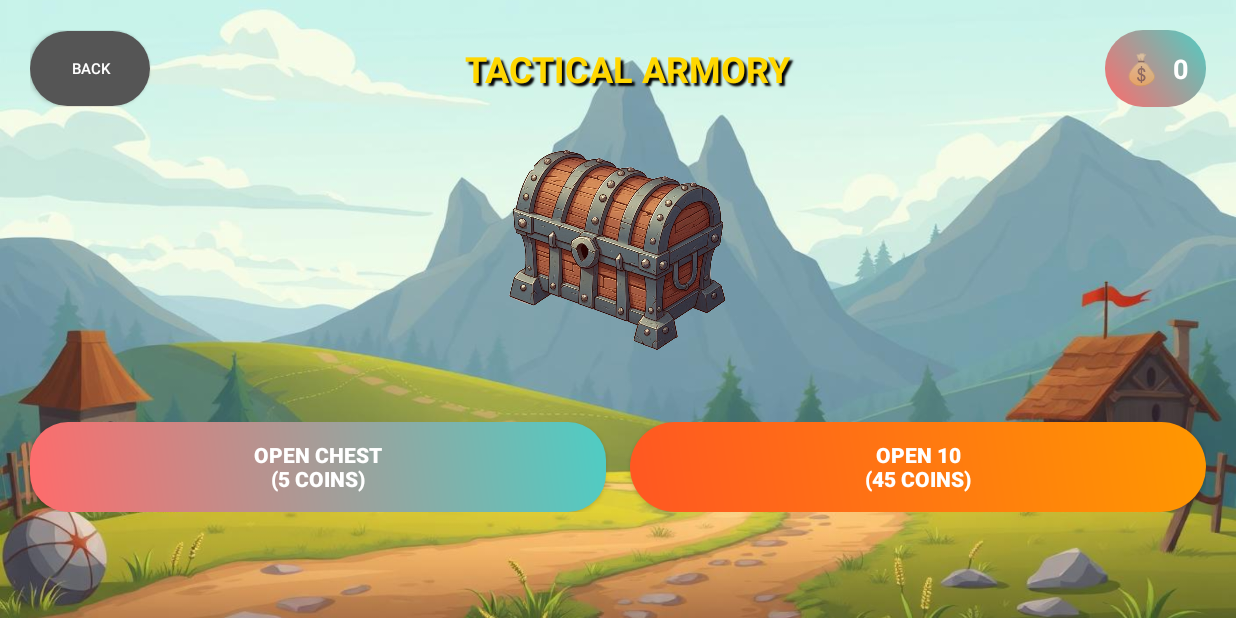
After one commit to RadioactivCake/knight-battle-game, an Android app: the TacticalChestActivity screen opened directly, with no data from a screen before it, on a phone screen of 824 x 412 dp (held sideways). The commit adds this screen. Run offline under Robolectric (Android 15) with nearby library versions, the phone set to English and light mode, and no system bars.

Commit message:
continued working

```diff
--- a/app/src/main/AndroidManifest.xml
+++ b/app/src/main/AndroidManifest.xml
@@ -65,6 +65,11 @@
             android:exported="false"
             android:screenOrientation="landscape"
             android:theme="@style/Theme.AppCompat.Light.NoActionBar" />
+        <activity
+            android:name=".TacticalChestActivity"
+            android:exported="false"
+            android:screenOrientation="landscape"
+            android:theme="@style/Theme.AppCompat.Light.NoActionBar" />
 
     </application>
 
--- a/app/src/main/java/app/ij/game2/Chapter1Fragment.java
+++ b/app/src/main/java/app/ij/game2/Chapter1Fragment.java
@@ -165,7 +165,7 @@ public class Chapter1Fragment extends Fragment {
         });
 
         chapter1ChestButton.setOnClickListener(v -> {
-            Intent intent = new Intent(getActivity(), ChestActivity.class);
+            Intent intent = new Intent(getActivity(), TacticalChestActivity.class);
             startActivity(intent);
         });
 
--- /dev/null
+++ b/app/src/main/java/app/ij/game2/TacticalChestActivity.java
@@ -0,0 +1,258 @@
+package app.ij.game2;
+
+import android.content.SharedPreferences;
+import android.os.Bundle;
+import android.view.View;
+import android.widget.Button;
+import android.widget.ImageView;
+import android.widget.LinearLayout;
+import android.widget.TextView;
+import androidx.appcompat.app.AlertDialog;
+import androidx.appcompat.app.AppCompatActivity;
+import java.util.ArrayList;
+import java.util.List;
+import java.util.Map;
+import java.util.Random;
+
+public class TacticalChestActivity extends AppCompatActivity {
+
+    private Button openChestButton, open10ChestButton, backButton;
+    private ImageView chestImage;
+    private TextView coinDisplay;
+    private SharedPreferences sharedPreferences;
+    private List<TacticalKnightDatabase.TacticalKnightData> availableTacticalKnights;
+
+    @Override
+    protected void onCreate(Bundle savedInstanceState) {
+        super.onCreate(savedInstanceState);
+
+        hideSystemUI();
+        setContentView(R.layout.activity_tactical_chest);
+
+        sharedPreferences = getSharedPreferences("GameData", MODE_PRIVATE);
+
+        initializeUI();
+        initializeAvailableTacticalKnights();
+        updateCoinDisplay();
+    }
+
+    private void hideSystemUI() {
+        getWindow().getDecorView().setSystemUiVisibility(
+                android.view.View.SYSTEM_UI_FLAG_IMMERSIVE_STICKY
+                        | android.view.View.SYSTEM_UI_FLAG_LAYOUT_STABLE
+                        | android.view.View.SYSTEM_UI_FLAG_LAYOUT_HIDE_NAVIGATION
+                        | android.view.View.SYSTEM_UI_FLAG_LAYOUT_FULLSCREEN
+                        | android.view.View.SYSTEM_UI_FLAG_HIDE_NAVIGATION
+                        | android.view.View.SYSTEM_UI_FLAG_FULLSCREEN);
+    }
+
+    @Override
+    public void onWindowFocusChanged(boolean hasFocus) {
+        super.onWindowFocusChanged(hasFocus);
+        if (hasFocus) {
+            hideSystemUI();
+        }
+    }
+
+    private void initializeUI() {
+        openChestButton = findViewById(R.id.openChestButton);
+        open10ChestButton = findViewById(R.id.open10ChestButton);
+        backButton = findViewById(R.id.backButton);
+        chestImage = findViewById(R.id.chestImage);
+        coinDisplay = findViewById(R.id.coinDisplay);
+
+        openChestButton.setOnClickListener(v -> openSingleTacticalChest());
+        open10ChestButton.setOnClickListener(v -> open10TacticalChests());
+        backButton.setOnClickListener(v -> finish());
+    }
+
+    private void initializeAvailableTacticalKnights() {
+        availableTacticalKnights = new ArrayList<>();
+
+        Map<String, TacticalKnightDatabase.TacticalKnightData> allKnights = TacticalKnightDatabase.getAllTacticalKnights();
+
+        for (TacticalKnightDatabase.TacticalKnightData knight : allKnights.values()) {
+            // Include all knights since Axolotl Lord is now Common
+            availableTacticalKnights.add(knight);
+        }
+
+        android.util.Log.d("TacticalChest", "Available tactical knights: " + availableTacticalKnights.size());
+    }
+
+    private void openSingleTacticalChest() {
+        if (!hasEnoughCoins(5)) {
+            showInsufficientCoinsDialog();
+            return;
+        }
+
+        spendCoins(5);
+        TacticalKnightDatabase.TacticalKnightData newKnight = getRandomTacticalKnight();
+        addKnightToCollection(newKnight);
+        showSingleKnightResult(newKnight);
+        updateCoinDisplay();
+    }
+
+    private void open10TacticalChests() {
+        if (!hasEnoughCoins(45)) {
+            showInsufficientCoinsDialog();
+            return;
+        }
+
+        spendCoins(45);
+        List<TacticalKnightDatabase.TacticalKnightData> newKnights = new ArrayList<>();
+
+        for (int i = 0; i < 10; i++) {
+            TacticalKnightDatabase.TacticalKnightData newKnight = getRandomTacticalKnight();
+            addKnightToCollection(newKnight);
+            newKnights.add(newKnight);
+        }
+
+        showMultipleKnightsResult(newKnights);
+        updateCoinDisplay();
+    }
+
+    private TacticalKnightDatabase.TacticalKnightData getRandomTacticalKnight() {
+        Random random = new Random();
+        int randomValue = random.nextInt(100);
+
+        String targetRarity;
+        if (randomValue < 40) {
+            targetRarity = "Common";     // 40%
+        } else if (randomValue < 70) {
+            targetRarity = "Rare";       // 30%
+        } else if (randomValue < 90) {
+            targetRarity = "Epic";       // 20%
+        } else {
+            targetRarity = "Legendary";  // 10%
+        }
+
+        // Get knights of target rarity
+        List<TacticalKnightDatabase.TacticalKnightData> rarityKnights = new ArrayList<>();
+        for (TacticalKnightDatabase.TacticalKnightData knight : availableTacticalKnights) {
+            if (knight.rarity.equals(targetRarity)) {
+                rarityKnights.add(knight);
+            }
+        }
+
+        if (rarityKnights.isEmpty()) {
+            // Fallback to any available knight
+            return availableTacticalKnights.get(random.nextInt(availableTacticalKnights.size()));
+        }
+
+        return rarityKnights.get(random.nextInt(rarityKnights.size()));
+    }
+
+    private void addKnightToCollection(TacticalKnightDatabase.TacticalKnightData knightData) {
+        SharedPreferences.Editor editor = sharedPreferences.edit();
+
+        // Add to Chapter 1 knights collection
+        String ownedChapter1Knights = sharedPreferences.getString("owned_chapter1_knights", "");
+        if (ownedChapter1Knights.isEmpty()) {
+            ownedChapter1Knights = knightData.name;
+        } else if (!ownedChapter1Knights.contains(knightData.name)) {
+            ownedChapter1Knights += "," + knightData.name;
+        }
+        editor.putString("owned_chapter1_knights", ownedChapter1Knights);
+
+        // Store tactical knight data separately from RPG knights
+        editor.putString(knightData.name + "_tactical_rarity", knightData.rarity);
+        editor.putInt(knightData.name + "_hp", knightData.hp);
+        editor.putInt(knightData.name + "_attack", knightData.attack);
+        editor.putInt(knightData.name + "_speed", knightData.speed);
+        editor.putInt(knightData.name + "_actions", knightData.actions);
+
+        // Handle duplicates
+        int currentQuantity = sharedPreferences.getInt(knightData.name + "_quantity", 0);
+        int newQuantity = Math.min(currentQuantity + 1, 11);
+        editor.putInt(knightData.name + "_quantity", newQuantity);
+
+        editor.apply();
+    }
+
+    private void showSingleKnightResult(TacticalKnightDatabase.TacticalKnightData knight) {
+        String rarityColor = getRarityColor(knight.rarity);
+
+        String message = "🎉 Tactical Knight Acquired! 🎉\n\n" +
+                knight.name + " (" + knight.rarity + ")\n\n" +
+                "HP: " + knight.hp + "\n" +
+                "Attack: " + knight.attack + "\n" +
+                "Speed: " + knight.speed + "\n" +
+                "Actions: " + knight.actions + "\n" +
+                "Movement: " + knight.movementStyle.description + "\n" +
+                "Attack Style: " + knight.attackStyle.description;
+
+        new AlertDialog.Builder(this)
+                .setTitle("New Tactical Knight!")
+                .setMessage(message)
+                .setPositiveButton("Continue", null)
+                .show();
+    }
+
+    private void showMultipleKnightsResult(List<TacticalKnightDatabase.TacticalKnightData> knights) {
+        StringBuilder message = new StringBuilder("🎉 10 Tactical Knights Acquired! 🎉\n\n");
+
+        // Show individual knights obtained
+        message.append("Knights Obtained:\n");
+        for (TacticalKnightDatabase.TacticalKnightData knight : knights) {
+            message.append("• ").append(knight.name).append(" (").append(knight.rarity).append(")\n");
+        }
+
+        message.append("\nSummary by Rarity:\n");
+
+        // Count by rarity
+        int common = 0, rare = 0, epic = 0, legendary = 0;
+        for (TacticalKnightDatabase.TacticalKnightData knight : knights) {
+            switch (knight.rarity) {
+                case "Common": common++; break;
+                case "Rare": rare++; break;
+                case "Epic": epic++; break;
+                case "Legendary": legendary++; break;
+            }
+        }
+
+        if (common > 0) message.append("Common: ").append(common).append("\n");
+        if (rare > 0) message.append("Rare: ").append(rare).append("\n");
+        if (epic > 0) message.append("Epic: ").append(epic).append("\n");
+        if (legendary > 0) message.append("Legendary: ").append(legendary).append("\n");
+
+        new AlertDialog.Builder(this)
+                .setTitle("Tactical Armory Haul!")
+                .setMessage(message.toString())
+                .setPositiveButton("Continue", null)
+                .show();
+    }
+
+    private String getRarityColor(String rarity) {
+        switch (rarity) {
+            case "Common": return "#808080";    // Gray
+            case "Rare": return "#0066CC";      // Blue
+            case "Epic": return "#9933CC";      // Purple
+            case "Legendary": return "#FF6600"; // Orange
+            default: return "#FFFFFF";         // White
+        }
+    }
+
+    private boolean hasEnoughCoins(int cost) {
+        return sharedPreferences.getInt("coins", 0) >= cost;
+    }
+
+    private void spendCoins(int amount) {
+        int currentCoins = sharedPreferences.getInt("coins", 0);
+        SharedPreferences.Editor editor = sharedPreferences.edit();
+        editor.putInt("coins", currentCoins - amount);
+        editor.apply();
+    }
+
+    private void updateCoinDisplay() {
+        int coins = sharedPreferences.getInt("coins", 0);
+        coinDisplay.setText(String.valueOf(coins));
+    }
+
+    private void showInsufficientCoinsDialog() {
+        new AlertDialog.Builder(this)
+                .setTitle("Insufficient Coins")
+                .setMessage("You need more coins to open tactical chests.\n\nEarn coins by winning battles in the prolog!")
+                .setPositiveButton("OK", null)
+                .show();
+    }
+}
--- a/app/src/main/java/app/ij/game2/TacticalKnightDatabase.java
+++ b/app/src/main/java/app/ij/game2/TacticalKnightDatabase.java
@@ -14,10 +14,11 @@ public class TacticalKnightDatabase {
         public final int actions;
         public final TacticalKnight.MovementStyle movementStyle;
         public final TacticalKnight.AttackStyle attackStyle;
+        public final String rarity; // Add this field
 
         public TacticalKnightData(String id, String name, int hp, int attack, int speed,
                                   int actions, TacticalKnight.MovementStyle movementStyle,
-                                  TacticalKnight.AttackStyle attackStyle) {
+                                  TacticalKnight.AttackStyle attackStyle, String rarity) {
             this.id = id;
             this.name = name;
             this.hp = hp;
@@ -26,38 +27,92 @@ public class TacticalKnightDatabase {
             this.actions = actions;
             this.movementStyle = movementStyle;
             this.attackStyle = attackStyle;
+            this.rarity = rarity; // Add this line
         }
     }
 
     private static final Map<String, TacticalKnightData> TACTICAL_KNIGHTS = new HashMap<>();
 
     static {
-        // Axolotl Lord - Heavy Infantry
+        // COMMON KNIGHTS (40%)
+        TACTICAL_KNIGHTS.put("royal_guardian", new TacticalKnightData(
+                "royal_guardian", "Royal Guardian",
+                1000, 150, 3, 2,
+                TacticalKnight.MovementStyle.INFANTRY,
+                TacticalKnight.AttackStyle.MELEE,
+                "Common"
+        ));
+
+        TACTICAL_KNIGHTS.put("wind_scout", new TacticalKnightData(
+                "wind_scout", "Wind Scout",
+                300, 120, 9, 4,
+                TacticalKnight.MovementStyle.CAVALRY,
+                TacticalKnight.AttackStyle.MELEE,
+                "Common"
+        ));
+
+        // Make Axolotl Lord common for chest availability
         TACTICAL_KNIGHTS.put("axolotl_lord", new TacticalKnightData(
                 "axolotl_lord", "Axolotl Lord",
                 800, 200, 5, 2,
                 TacticalKnight.MovementStyle.INFANTRY,
-                TacticalKnight.AttackStyle.MELEE
+                TacticalKnight.AttackStyle.MELEE,
+                "Common"
         ));
 
-        // Future Chapter 1 units can be added here
-        // Example: Dragon Knight - Flying unit
+        // RARE KNIGHTS (30%)
+        TACTICAL_KNIGHTS.put("berserker_warrior", new TacticalKnightData(
+                "berserker_warrior", "Berserker Warrior",
+                600, 250, 6, 2,
+                TacticalKnight.MovementStyle.INFANTRY,
+                TacticalKnight.AttackStyle.MELEE,
+                "Rare"
+        ));
+
+        TACTICAL_KNIGHTS.put("royal_archer", new TacticalKnightData(
+                "royal_archer", "Royal Archer",
+                400, 160, 5, 1,
+                TacticalKnight.MovementStyle.INFANTRY,
+                TacticalKnight.AttackStyle.RANGED,
+                "Rare"
+        ));
+
+        // EPIC KNIGHTS (20%)
+        TACTICAL_KNIGHTS.put("spear_knight", new TacticalKnightData(
+                "spear_knight", "Spear Knight",
+                700, 180, 4, 2,
+                TacticalKnight.MovementStyle.INFANTRY,
+                TacticalKnight.AttackStyle.RANGED,
+                "Epic"
+        ));
+
+        TACTICAL_KNIGHTS.put("cavalry_lancer", new TacticalKnightData(
+                "cavalry_lancer", "Cavalry Lancer",
+                650, 200, 7, 3,
+                TacticalKnight.MovementStyle.CAVALRY,
+                TacticalKnight.AttackStyle.MELEE,
+                "Epic"
+        ));
+
+        // LEGENDARY KNIGHTS (10%)
         TACTICAL_KNIGHTS.put("dragon_knight", new TacticalKnightData(
                 "dragon_knight", "Dragon Knight",
-                600, 180, 8, 2,
+                800, 190, 8, 4,
                 TacticalKnight.MovementStyle.FLYING,
-                TacticalKnight.AttackStyle.RANGED
+                TacticalKnight.AttackStyle.MELEE,
+                "Legendary"
         ));
 
-        // Example: Archer - Ranged unit
-        TACTICAL_KNIGHTS.put("royal_archer", new TacticalKnightData(
-                "royal_archer", "Royal Archer",
-                400, 150, 6, 1,
+        TACTICAL_KNIGHTS.put("fire_mage", new TacticalKnightData(
+                "fire_mage", "Fire Mage",
+                350, 220, 4, 1,
                 TacticalKnight.MovementStyle.INFANTRY,
-                TacticalKnight.AttackStyle.RANGED
+                TacticalKnight.AttackStyle.AREA,
+                "Legendary"
         ));
     }
 
+    // ... rest of your existing methods stay the same
     public static TacticalKnightData getTacticalKnightData(String knightId) {
         return TACTICAL_KNIGHTS.get(knightId);
     }
@@ -74,4 +129,14 @@ public class TacticalKnightDatabase {
     public static Map<String, TacticalKnightData> getAllTacticalKnights() {
         return new HashMap<>(TACTICAL_KNIGHTS);
     }
+
+    public static Map<String, TacticalKnightData> getTacticalKnightsByRarity(String rarity) {
+        Map<String, TacticalKnightData> filtered = new HashMap<>();
+        for (Map.Entry<String, TacticalKnightData> entry : TACTICAL_KNIGHTS.entrySet()) {
+            if (entry.getValue().rarity.equals(rarity)) {
+                filtered.put(entry.getKey(), entry.getValue());
+            }
+        }
+        return filtered;
+    }
 }
--- /dev/null
+++ b/app/src/main/res/layout/activity_tactical_chest.xml
@@ -0,0 +1,126 @@
+<?xml version="1.0" encoding="utf-8"?>
+<FrameLayout xmlns:android="http://schemas.android.com/apk/res/android"
+    android:layout_width="match_parent"
+    android:layout_height="match_parent">
+
+    <!-- Background -->
+    <ImageView
+        android:layout_width="match_parent"
+        android:layout_height="match_parent"
+        android:src="@drawable/lobby_background_image"
+        android:scaleType="centerCrop" />
+
+    <LinearLayout
+        android:layout_width="match_parent"
+        android:layout_height="match_parent"
+        android:orientation="vertical"
+        android:padding="20dp"
+        android:paddingTop="40dp">
+
+        <!-- Header -->
+        <LinearLayout
+            android:layout_width="match_parent"
+            android:layout_height="wrap_content"
+            android:orientation="horizontal"
+            android:gravity="center_vertical"
+            android:layout_marginBottom="20dp">
+
+            <Button
+                android:id="@+id/backButton"
+                android:layout_width="80dp"
+                android:layout_height="50dp"
+                android:text="BACK"
+                android:textSize="10sp"
+                android:background="@drawable/secondary_button_style"
+                android:textColor="@android:color/white" />
+
+            <TextView
+                android:layout_width="0dp"
+                android:layout_height="wrap_content"
+                android:layout_weight="1"
+                android:text="TACTICAL ARMORY"
+                android:textSize="24sp"
+                android:textStyle="bold"
+                android:textColor="#FFD700"
+                android:shadowColor="@android:color/black"
+                android:shadowDx="3"
+                android:shadowDy="3"
+                android:shadowRadius="1"
+                android:gravity="center" />
+
+            <LinearLayout
+                android:layout_width="wrap_content"
+                android:layout_height="wrap_content"
+                android:orientation="horizontal"
+                android:background="@drawable/button_style"
+                android:padding="12dp"
+                android:gravity="center">
+
+                <TextView
+                    android:layout_width="wrap_content"
+                    android:layout_height="wrap_content"
+                    android:text="💰"
+                    android:textSize="20sp"
+                    android:layout_marginEnd="8dp" />
+
+                <TextView
+                    android:id="@+id/coinDisplay"
+                    android:layout_width="wrap_content"
+                    android:layout_height="wrap_content"
+                    android:text="0"
+                    android:textSize="18sp"
+                    android:textStyle="bold"
+                    android:textColor="@android:color/white" />
+
+            </LinearLayout>
+
+        </LinearLayout>
+
+        <!-- Chest Image - Smaller -->
+        <ImageView
+            android:id="@+id/chestImage"
+            android:layout_width="150dp"
+            android:layout_height="150dp"
+            android:layout_gravity="center"
+            android:src="@drawable/chest_closed"
+            android:layout_marginBottom="20dp" />
+
+
+        <!-- Buttons - Make sure they're visible -->
+        <!-- Buttons - Side by side -->
+        <LinearLayout
+            android:layout_width="match_parent"
+            android:layout_height="wrap_content"
+            android:orientation="horizontal"
+            android:gravity="center"
+            android:layout_marginTop="20dp">
+
+            <Button
+                android:id="@+id/openChestButton"
+                android:layout_width="0dp"
+                android:layout_height="60dp"
+                android:layout_weight="1"
+                android:text="OPEN CHEST\n(5 coins)"
+                android:textSize="14sp"
+                android:textStyle="bold"
+                android:background="@drawable/button_style"
+                android:textColor="@android:color/white"
+                android:layout_marginEnd="8dp" />
+
+            <Button
+                android:id="@+id/open10ChestButton"
+                android:layout_width="0dp"
+                android:layout_height="60dp"
+                android:layout_weight="1"
+                android:text="OPEN 10\n(45 coins)"
+                android:textSize="14sp"
+                android:textStyle="bold"
+                android:background="@drawable/attack_button_style"
+                android:textColor="@android:color/white"
+                android:layout_marginStart="8dp" />
+
+        </LinearLayout>
+
+    </LinearLayout>
+
+</FrameLayout>
```
Also changed, not shown: app/src/main/java/app/ij/game2/CollectionActivity.java (+12 -17 lines), app/src/main/java/app/ij/game2/Knight.java (+9 -0 lines), app/src/main/java/app/ij/game2/TacticalBattleActivity.java (+126 -33 lines), app/src/main/res/layout/activity_tactical_battle.xml (+46 -17 lines).
